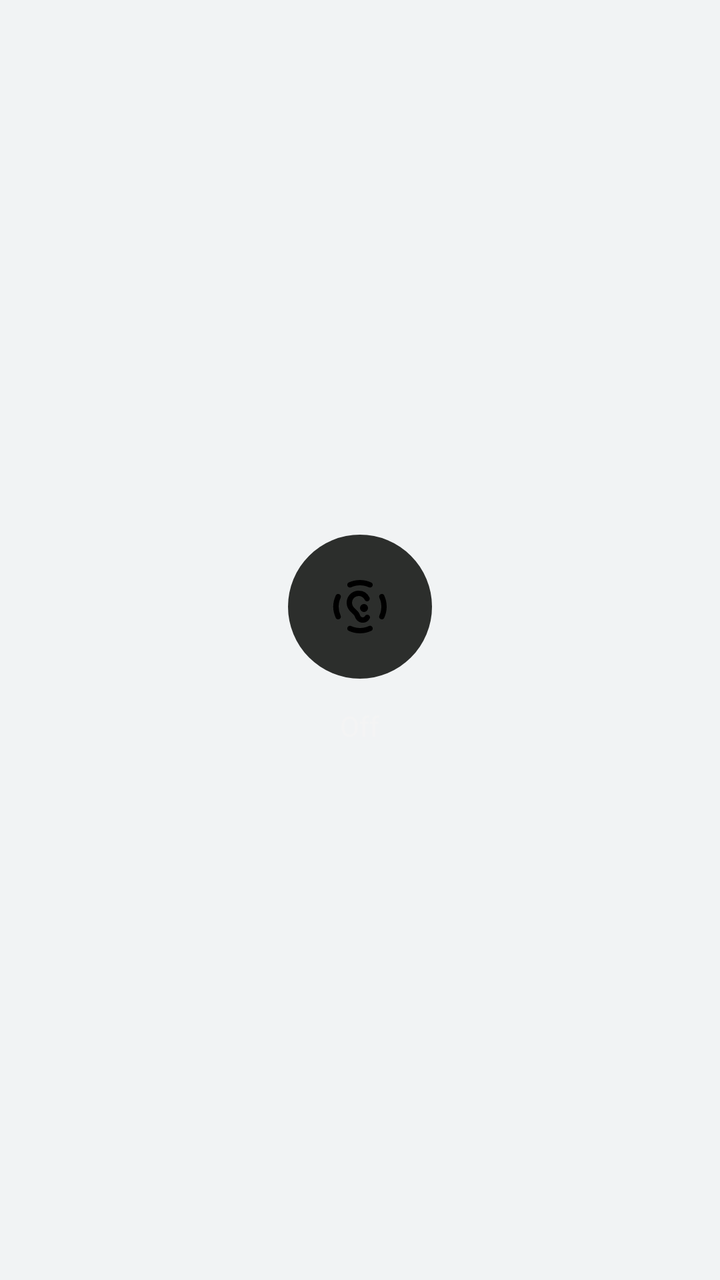
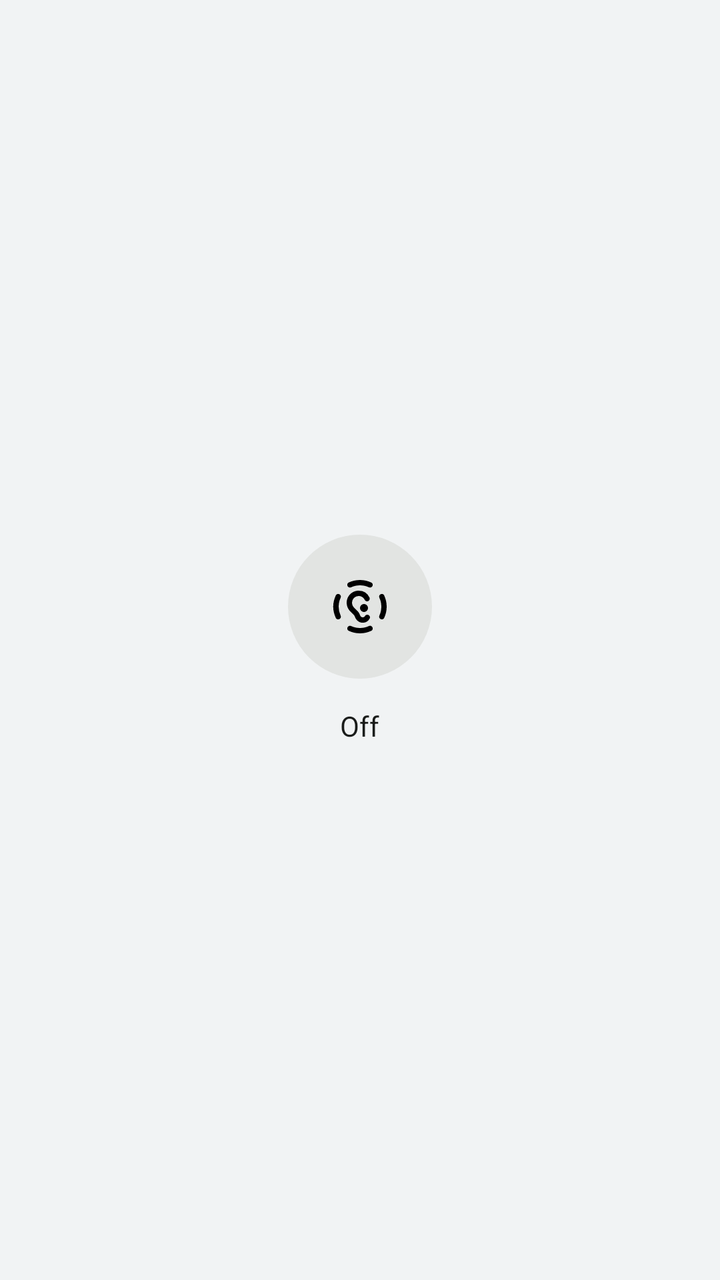

Screens rendered from an Android XML layout before and after an edit, with the pre-edit source and the edit as a unified diff.
<!-- AndroidManifest.xml: application theme Theme.Marshall -->
<!-- res/layout/widget_page_anc.xml -->
<?xml version="1.0" encoding="utf-8"?>
<LinearLayout xmlns:android="http://schemas.android.com/apk/res/android"
    android:id="@+id/widget_anc"
    android:layout_width="match_parent"
    android:layout_height="match_parent"
    android:minHeight="150dp"
    android:background="@android:color/transparent"
    android:gravity="center"
    android:orientation="vertical"
    android:padding="12dp">

    <FrameLayout
        android:id="@+id/widget_anc_hit"
        android:layout_width="72dp"
        android:layout_height="72dp">

        <ImageView
            android:layout_width="match_parent"
            android:layout_height="match_parent"
            android:contentDescription="@null"
            android:src="@drawable/widget_anc_well" />

        <ImageView
            android:id="@+id/widget_anc_icon"
            android:layout_width="32dp"
            android:layout_height="32dp"
            android:layout_gravity="center"
            android:contentDescription="Toggle noise control"
            android:scaleType="fitCenter"
            android:src="@drawable/ic_noise_control_off" />
    </FrameLayout>

    <TextView
        android:id="@+id/widget_anc_label"
        android:layout_width="wrap_content"
        android:layout_height="wrap_content"
        android:layout_marginTop="14dp"
        android:text="Off"
        android:textColor="#F4F4F4"
        android:textSize="14sp" />
</LinearLayout>
<!-- resources referenced by this layout -->
<resources>
  <!-- drawable ic_noise_control_off (drawable) -->
  <?xml version="1.0" encoding="utf-8"?>
  <vector xmlns:android="http://schemas.android.com/apk/res/android"
      android:width="24dp"
      android:height="24dp"
      android:viewportWidth="24"
      android:viewportHeight="24">
      <path
          android:fillColor="#FF000000"
          android:pathData="M12,4c1.2,0 2.33,0.26 3.35,0.74 0.36,0.17 0.79,0.12 1.07,-0.17l0.06,-0.06c0.47,-0.47 0.35,-1.29 -0.25,-1.57C14.95,2.34 13.51,2 12,2s-2.95,0.34 -4.24,0.94c-0.6,0.28 -0.72,1.1 -0.25,1.57l0.06,0.06c0.28,0.28 0.71,0.34 1.07,0.17C9.67,4.26 10.8,4 12,4zM20,12c0,1.2 -0.26,2.33 -0.74,3.35 -0.17,0.36 -0.12,0.79 0.17,1.07l0.06,0.06c0.47,0.47 1.29,0.35 1.57,-0.25 0.6,-1.28 0.94,-2.72 0.94,-4.23s-0.34,-2.95 -0.94,-4.24c-0.28,-0.6 -1.1,-0.72 -1.57,-0.25l-0.06,0.06c-0.28,0.28 -0.34,0.71 -0.17,1.07 0.48,1.03 0.74,2.16 0.74,3.36zM12,20c-1.2,0 -2.33,-0.26 -3.35,-0.74 -0.36,-0.17 -0.79,-0.12 -1.07,0.17l-0.06,0.06c-0.47,0.47 -0.35,1.29 0.25,1.57 1.28,0.6 2.72,0.94 4.23,0.94s2.95,-0.34 4.24,-0.94c0.6,-0.28 0.72,-1.1 0.25,-1.57l-0.06,-0.06a0.942,0.942 0,0 0,-1.07 -0.17C14.33,19.74 13.2,20 12,20zM4,12c0,-1.2 0.26,-2.33 0.74,-3.35 0.17,-0.36 0.12,-0.79 -0.17,-1.07l-0.06,-0.07c-0.47,-0.47 -1.28,-0.35 -1.57,0.25a10.043,10.043 0,0 0,0 8.48c0.28,0.6 1.1,0.72 1.57,0.25l0.06,-0.06c0.28,-0.28 0.34,-0.71 0.17,-1.07A7.902,7.902 0,0 1,4 12zM11.5,6c-2.89,0 -5.15,2.74 -4.33,5.76 0.22,0.8 0.68,1.51 1.27,2.1l1.27,1.27c0.15,0.16 0.28,0.38 0.4,0.71 0.41,1.13 1.38,2.04 2.58,2.16a3.02,3.02 0,0 0,2.93 -1.53c0.36,-0.65 -0.15,-1.45 -0.9,-1.45 -0.34,0 -0.68,0.16 -0.84,0.47 -0.16,0.29 -0.5,0.51 -0.88,0.51a1,1 0,0 1,-0.95 -0.68c-0.15,-0.44 -0.4,-1.08 -0.93,-1.61l-1.36,-1.36C9.28,11.87 9,11.19 9,10.5A2.5,2.5 0,0 1,11.5 8c0.98,0 1.83,0.57 2.24,1.4 0.18,0.36 0.52,0.6 0.91,0.6 0.75,0 1.22,-0.79 0.89,-1.46A4.482,4.482 0,0 0,11.5 6z" />
      <path
          android:fillColor="#FF000000"
          android:pathData="M13.5,11A1.5,1.5 0,1 1,13.5 14A1.5,1.5 0,1 1,13.5 11z" />
  </vector>
  <!-- drawable widget_anc_well (drawable) -->
  <?xml version="1.0" encoding="utf-8"?>
  <shape xmlns:android="http://schemas.android.com/apk/res/android"
      android:shape="oval">
      <solid android:color="#2C2E2C" />
  </shape>
  <style name="Theme.Marshall" parent="android:Theme.Material.Light.NoActionBar">
          <item name="android:windowBackground">@color/pixel_bg</item>
          <item name="android:statusBarColor">@android:color/transparent</item>
          <item name="android:navigationBarColor">@android:color/transparent</item>
          <item name="android:windowLightStatusBar">true</item>
      </style>
  <color name="pixel_bg">#F1F3F4</color>
</resources>

<!-- the commit's change to res/layout/widget_page_anc.xml (unified diff, before → after) -->
@@ -36,6 +36,6 @@
         android:layout_height="wrap_content"
         android:layout_marginTop="14dp"
         android:text="Off"
-        android:textColor="#F4F4F4"
+        android:textColor="@color/widget_on_surface"
         android:textSize="14sp" />
 </LinearLayout>
<!-- resource entries referenced after the edit -->
@@ -1,5 +1,6 @@
 <!-- resources referenced by this layout -->
 <resources>
+  <color name="widget_on_surface">#1A1C1A</color>
   <!-- drawable ic_noise_control_off (drawable) -->
   <?xml version="1.0" encoding="utf-8"?>
   <vector xmlns:android="http://schemas.android.com/apk/res/android"
@@ -18,7 +19,7 @@
   <?xml version="1.0" encoding="utf-8"?>
   <shape xmlns:android="http://schemas.android.com/apk/res/android"
       android:shape="oval">
-      <solid android:color="#2C2E2C" />
+      <solid android:color="@color/widget_well" />
   </shape>
   <style name="Theme.Marshall" parent="android:Theme.Material.Light.NoActionBar">
           <item name="android:windowBackground">@color/pixel_bg</item>
@@ -26,6 +27,7 @@
           <item name="android:navigationBarColor">@android:color/transparent</item>
           <item name="android:windowLightStatusBar">true</item>
       </style>
+  <color name="widget_well">#E2E4E2</color>
   <color name="pixel_bg">#F1F3F4</color>
 </resources>
 
